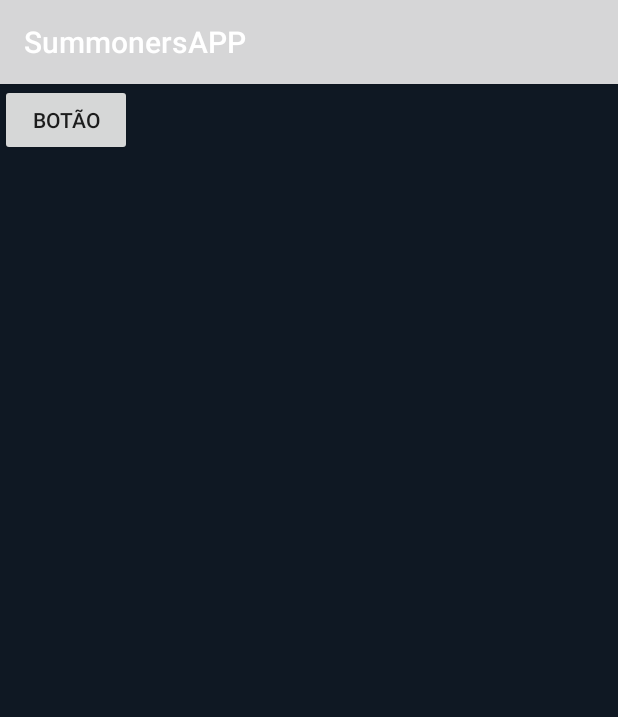
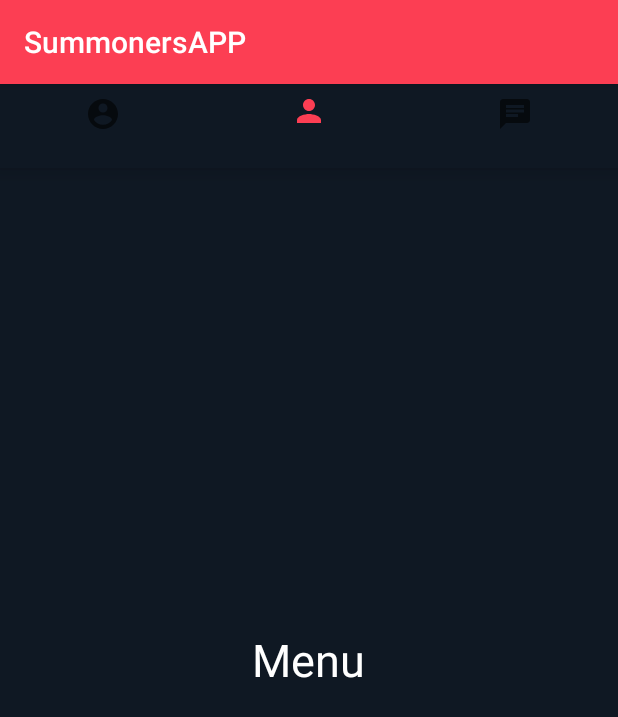
Before and after one commit to AndarilhoL/SummonersAPP, an Android app: the screen it shows after launch (MainActivity), on a phone screen of 412 x 824 dp. Shown: the top 717 px of the screen. Run offline under Robolectric (Android 15) with nearby library versions, the phone set to English and light mode, and no system bars.

Commit message:
Bottom navigation criado

```diff
--- a/app/build.gradle
+++ b/app/build.gradle
@@ -26,6 +26,8 @@ dependencies {
     implementation fileTree(dir: "libs", include: ["*.jar"])
     implementation 'androidx.appcompat:appcompat:1.2.0'
     implementation 'androidx.constraintlayout:constraintlayout:1.1.3'
+    implementation 'com.google.android.material:material:1.0.0'
+    implementation 'androidx.legacy:legacy-support-v4:1.0.0'
     testImplementation 'junit:junit:4.12'
     androidTestImplementation 'androidx.test.ext:junit:1.1.1'
     androidTestImplementation 'androidx.test.espresso:espresso-core:3.2.0'
--- a/app/src/main/java/com/example/summonersapp/MainActivity.java
+++ b/app/src/main/java/com/example/summonersapp/MainActivity.java
@@ -1,14 +1,54 @@
 package com.example.summonersapp;
 
+import androidx.annotation.NonNull;
 import androidx.appcompat.app.AppCompatActivity;
+import androidx.fragment.app.Fragment;
 
 import android.os.Bundle;
+import android.view.MenuItem;
+
+import com.google.android.material.bottomnavigation.BottomNavigationView;
 
 public class MainActivity extends AppCompatActivity {
+
+    private BottomNavigationView bottomNavigationView;
 
     @Override
     protected void onCreate(Bundle savedInstanceState) {
         super.onCreate(savedInstanceState);
         setContentView(R.layout.activity_main);
+
+        bottomNavigationView= findViewById(R.id.bottomNav);
+
+        bottomNavigationView.setOnNavigationItemSelectedListener(bottomNavMethod);
+        getSupportFragmentManager().beginTransaction().replace(R.id.container, new MenuFragment()).commit();
+        bottomNavigationView.setSelectedItemId(R.id.menu);
     }
+
+    private BottomNavigationView.OnNavigationItemSelectedListener bottomNavMethod=new
+            BottomNavigationView.OnNavigationItemSelectedListener() {
+                @Override
+                public boolean onNavigationItemSelected(@NonNull MenuItem menuItem) {
+
+                    Fragment fragment=null;
+
+                    switch (menuItem.getItemId())
+                    {
+                        case R.id.menu:
+                            fragment= new MenuFragment();
+                            break;
+
+                        case R.id.perfil:
+                            fragment= new PerfilFragment();
+                            break;
+
+                        case R.id.chat:
+                            fragment= new ChatFragment();
+                            break;
+                    }
+                    getSupportFragmentManager().beginTransaction().replace(R.id.container,fragment).commit();
+
+                    return true;
+                }
+            };
 }
--- /dev/null
+++ b/app/src/main/java/com/example/summonersapp/MenuFragment.java
@@ -0,0 +1,64 @@
+package com.example.summonersapp;
+
+import android.os.Bundle;
+
+import androidx.fragment.app.Fragment;
+
+import android.view.LayoutInflater;
+import android.view.View;
+import android.view.ViewGroup;
+
+/**
+ * A simple {@link Fragment} subclass.
+ * Use the {@link MenuFragment#newInstance} factory method to
+ * create an instance of this fragment.
+ */
+public class MenuFragment extends Fragment {
+
+    // TODO: Rename parameter arguments, choose names that match
+    // the fragment initialization parameters, e.g. ARG_ITEM_NUMBER
+    private static final String ARG_PARAM1 = "param1";
+    private static final String ARG_PARAM2 = "param2";
+
+    // TODO: Rename and change types of parameters
+    private String mParam1;
+    private String mParam2;
+
+    public MenuFragment() {
+        // Required empty public constructor
+    }
+
+    /**
+     * Use this factory method to create a new instance of
+     * this fragment using the provided parameters.
+     *
+     * @param param1 Parameter 1.
+     * @param param2 Parameter 2.
+     * @return A new instance of fragment MenuFragment.
+     */
+    // TODO: Rename and change types and number of parameters
+    public static MenuFragment newInstance(String param1, String param2) {
+        MenuFragment fragment = new MenuFragment();
+        Bundle args = new Bundle();
+        args.putString(ARG_PARAM1, param1);
+        args.putString(ARG_PARAM2, param2);
+        fragment.setArguments(args);
+        return fragment;
+    }
+
+    @Override
+    public void onCreate(Bundle savedInstanceState) {
+        super.onCreate(savedInstanceState);
+        if (getArguments() != null) {
+            mParam1 = getArguments().getString(ARG_PARAM1);
+            mParam2 = getArguments().getString(ARG_PARAM2);
+        }
+    }
+
+    @Override
+    public View onCreateView(LayoutInflater inflater, ViewGroup container,
+                             Bundle savedInstanceState) {
+        // Inflate the layout for this fragment
+        return inflater.inflate(R.layout.fragment_menu, container, false);
+    }
+}
--- /dev/null
+++ b/app/src/main/res/drawable/ic_baseline_account_circle.xml
@@ -0,0 +1,10 @@
+<vector xmlns:android="http://schemas.android.com/apk/res/android"
+    android:width="48dp"
+    android:height="48dp"
+    android:tint="#364966"
+    android:viewportWidth="24"
+    android:viewportHeight="24">
+    <path
+        android:fillColor="@android:color/white"
+        android:pathData="M12,2C6.48,2 2,6.48 2,12s4.48,10 10,10 10,-4.48 10,-10S17.52,2 12,2zM12,5c1.66,0 3,1.34 3,3s-1.34,3 -3,3 -3,-1.34 -3,-3 1.34,-3 3,-3zM12,19.2c-2.5,0 -4.71,-1.28 -6,-3.22 0.03,-1.99 4,-3.08 6,-3.08 1.99,0 5.97,1.09 6,3.08 -1.29,1.94 -3.5,3.22 -6,3.22z" />
+</vector>
--- /dev/null
+++ b/app/src/main/res/drawable/ic_baseline_chat.xml
@@ -0,0 +1,10 @@
+<vector xmlns:android="http://schemas.android.com/apk/res/android"
+    android:width="48dp"
+    android:height="48dp"
+    android:tint="#364966"
+    android:viewportWidth="24"
+    android:viewportHeight="24">
+    <path
+        android:fillColor="@android:color/white"
+        android:pathData="M20,2L4,2c-1.1,0 -1.99,0.9 -1.99,2L2,22l4,-4h14c1.1,0 2,-0.9 2,-2L22,4c0,-1.1 -0.9,-2 -2,-2zM6,9h12v2L6,11L6,9zM14,14L6,14v-2h8v2zM18,8L6,8L6,6h12v2z" />
+</vector>
--- /dev/null
+++ b/app/src/main/res/drawable/ic_baseline_person.xml
@@ -0,0 +1,10 @@
+<vector xmlns:android="http://schemas.android.com/apk/res/android"
+    android:width="48dp"
+    android:height="48dp"
+    android:tint="#364966"
+    android:viewportWidth="24"
+    android:viewportHeight="24">
+    <path
+        android:fillColor="@android:color/white"
+        android:pathData="M12,12c2.21,0 4,-1.79 4,-4s-1.79,-4 -4,-4 -4,1.79 -4,4 1.79,4 4,4zM12,14c-2.67,0 -8,1.34 -8,4v2h16v-2c0,-2.66 -5.33,-4 -8,-4z" />
+</vector>
--- a/app/src/main/res/layout/activity_main.xml
+++ b/app/src/main/res/layout/activity_main.xml
@@ -1,5 +1,5 @@
 <?xml version="1.0" encoding="utf-8"?>
-<LinearLayout xmlns:android="http://schemas.android.com/apk/res/android"
+<RelativeLayout xmlns:android="http://schemas.android.com/apk/res/android"
     xmlns:app="http://schemas.android.com/apk/res-auto"
     xmlns:tools="http://schemas.android.com/tools"
     android:layout_width="match_parent"
@@ -7,14 +7,23 @@
     tools:context=".MainActivity"
     android:background="@color/corBackground">
 
-    <Button
-        android:layout_width="wrap_content"
+
+    <FrameLayout
+        android:layout_width="match_parent"
+        android:layout_height="match_parent"
+        android:id="@+id/container">
+    </FrameLayout>
+
+    <com.google.android.material.bottomnavigation.BottomNavigationView
+        android:layout_width="match_parent"
         android:layout_height="wrap_content"
-        android:text="Botão">
-    </Button>
+        android:id="@+id/bottomNav"
+        android:layout_alignParentTop="true"
+        android:background="@color/corBackground"
+        app:menu="@menu/menu">
+    </com.google.android.material.bottomnavigation.BottomNavigationView>
 
 
 
 
-
-</LinearLayout>
+</RelativeLayout>
--- /dev/null
+++ b/app/src/main/res/layout/fragment_menu.xml
@@ -0,0 +1,17 @@
+<?xml version="1.0" encoding="utf-8"?>
+<RelativeLayout xmlns:android="http://schemas.android.com/apk/res/android"
+    xmlns:tools="http://schemas.android.com/tools"
+    android:layout_width="match_parent"
+    android:layout_height="match_parent"
+    tools:context=".MenuFragment"
+    android:background="@color/corBackground">
+
+    <TextView
+        android:layout_width="wrap_content"
+        android:layout_height="wrap_content"
+        android:text="Menu"
+        android:layout_centerInParent="true"
+        android:textSize="30dp"
+        android:textColor="@color/corTextoBranco"/>
+
+</RelativeLayout>
--- /dev/null
+++ b/app/src/main/res/menu/menu.xml
@@ -0,0 +1,22 @@
+<?xml version="1.0" encoding="utf-8"?>
+<menu xmlns:android="http://schemas.android.com/apk/res/android">
+
+    <item
+        android:id="@+id/perfil"
+        android:icon="@drawable/ic_baseline_account_circle"
+        android:title="">
+    </item>
+
+    <item
+        android:id="@+id/menu"
+        android:icon="@drawable/ic_baseline_person"
+        android:title="">
+    </item>
+
+    <item
+        android:id="@+id/chat"
+        android:icon="@drawable/ic_baseline_chat"
+        android:title="">
+    </item>
+
+</menu>
--- a/app/src/main/res/values/colors.xml
+++ b/app/src/main/res/values/colors.xml
@@ -1,5 +1,11 @@
 <?xml version="1.0" encoding="utf-8"?>
 <resources>
+    <color name="colorPrimary">#FF00AA</color>
+    <color name="colorPrimaryDark">#70034B</color>
+    <color name="colorAccent">#0088FF</color>
+
+
+
     <color name="corBackground">#0F1823</color>
     <color name="corBackgroundLista">#364966</color>
 
--- a/app/src/main/res/values/strings.xml
+++ b/app/src/main/res/values/strings.xml
@@ -1,3 +1,5 @@
 <resources>
     <string name="app_name">SummonersAPP</string>
+    <!-- TODO: Remove or change this placeholder text -->
+    <string name="hello_blank_fragment">Hello blank fragment</string>
 </resources>
--- a/app/src/main/res/values/styles.xml
+++ b/app/src/main/res/values/styles.xml
@@ -2,8 +2,8 @@
     <!-- Base application theme. -->
     <style name="AppTheme" parent="Theme.AppCompat.Light.DarkActionBar">
         <!-- Customize your theme here. -->
-        <item name="colorPrimary">@color/colorPrimary</item>
-        <item name="colorPrimaryDark">@color/colorPrimaryDark</item>
+        <item name="colorPrimary">@color/corVermelhorValorantDark</item>
+        <item name="colorPrimaryDark">@color/corVermelhorValorant</item>
         <item name="colorAccent">@color/colorAccent</item>
     </style>
 
```
Also changed, not shown: app/src/main/java/com/example/summonersapp/ChatFragment.java (added, +64 -0 lines), app/src/main/java/com/example/summonersapp/PerfilFragment.java (added, +64 -0 lines), app/src/main/res/layout/fragment_chat.xml (added, +17 -0 lines), app/src/main/res/layout/fragment_perfil.xml (added, +17 -0 lines).
